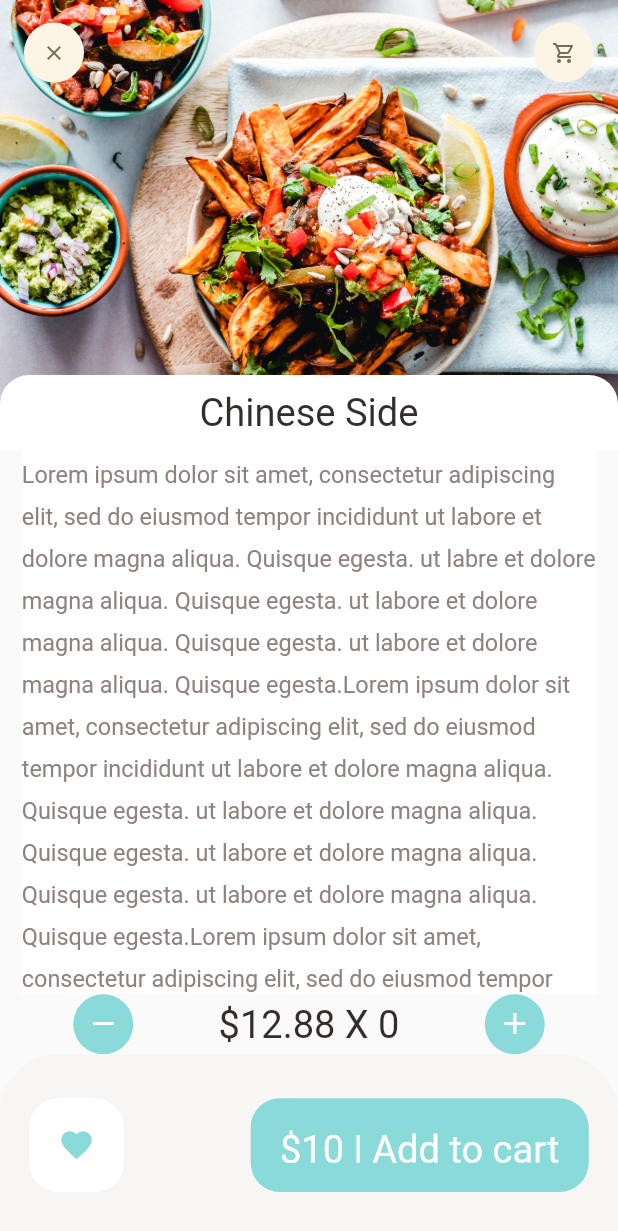
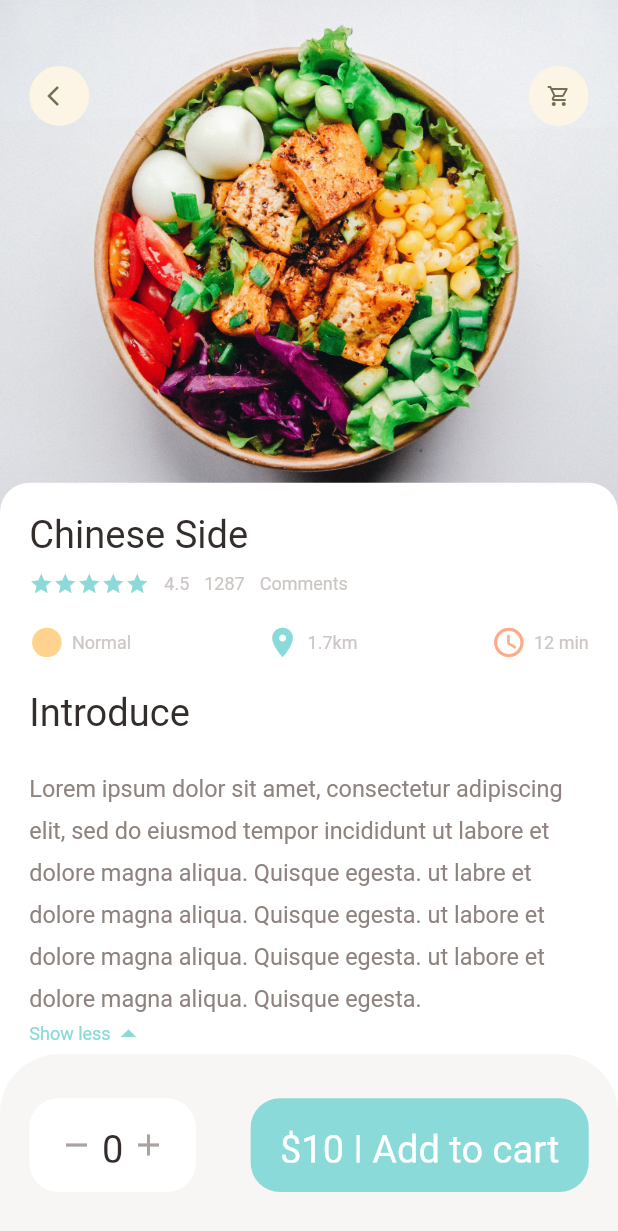
Before and after one commit to ahhmedsafwat/FoodDeliveryApp, a Flutter app: the screen it shows after launch, after a tap on "Show more", on a phone screen of 412 x 824 dp. Shown: the top 1231 px of the screen. Run offline on Flutter 3.47's test engine with Material 2 defaults, Android fonts, the phone set to English and light mode, and no system bars; our stand-ins replace dots_indicator, get; missing offline and left inert: dart:ffi.

Commit message:
create get method

```diff
--- /dev/null
+++ b/lib/core/api/helper/dependencies.dart
@@ -0,0 +1,15 @@
+import 'package:food_delivery_app/core/api/api_service.dart';
+import 'package:food_delivery_app/core/api/controllers/popular_product_controller.dart';
+import 'package:food_delivery_app/core/api/repository/popular_products_repo.dart';
+import 'package:get/get.dart';
+
+Future<void> init() async {
+  // api client
+  Get.lazyPut(() => ApiService(appBaseUrl: 'https://www.dbsetch.com'));
+
+  // repos
+  Get.lazyPut(() => PopularProductRepo(apiService: Get.find()));
+
+  // controllers
+  Get.lazyPut(() => PopularProductController(popularProductRepo: Get.find()));
+}
--- /dev/null
+++ b/lib/core/api/repository/main_repo.dart
@@ -0,0 +1,5 @@
+import 'package:get/get_connect/http/src/response/response.dart';
+
+abstract class MainRepo {
+  Future<Response> getPopularProductList();
+}
--- a/lib/features/FoodDetails/presentation/view/popular_food_details.dart
+++ b/lib/features/FoodDetails/presentation/view/popular_food_details.dart
@@ -1,6 +1,6 @@
 import 'package:flutter/material.dart';
-import 'package:food_delivery_app/features/FoodDetails/presentation/view/widgets/popular_bottom_navigation_bar.dart';
 import 'package:food_delivery_app/features/FoodDetails/presentation/view/widgets/popular_food_details_body.dart';
+import 'package:food_delivery_app/features/FoodDetails/presentation/view/widgets/popular_food_details_bottom_navigation_bar.dart';
 
 class PopularFoodDetails extends StatelessWidget {
   const PopularFoodDetails({super.key});
@@ -8,8 +8,9 @@ class PopularFoodDetails extends StatelessWidget {
   @override
   Widget build(BuildContext context) {
     return const Scaffold(
+      backgroundColor: Colors.white,
       body: PopularFoodDetailsBody(),
-      bottomNavigationBar: PopularBottomNavigationBar(),
+      bottomNavigationBar: PopularFoodDetailsBottomNavigationBar(),
     );
   }
 }
--- a/lib/features/FoodDetails/presentation/view/widgets/popular_bottom_navigation_bar.dart
+++ b/lib/features/FoodDetails/presentation/view/widgets/popular_bottom_navigation_bar.dart
@@ -4,10 +4,10 @@ import 'package:food_delivery_app/core/utils/dimension.dart';
 import 'package:food_delivery_app/core/widgets/big_text.dart';
 import 'package:food_delivery_app/features/FoodDetails/presentation/view/widgets/app_icon.dart';
 
-import 'food_details_bottom_navigation_bar.dart';
+import 'popular_food_details_bottom_navigation_bar.dart';
 
-class PopularBottomNavigationBar extends StatelessWidget {
-  const PopularBottomNavigationBar({
+class RecommendedBottomNavigationBar extends StatelessWidget {
+  const RecommendedBottomNavigationBar({
     super.key,
   });
 
--- a/lib/features/FoodDetails/presentation/view/widgets/popular_food_details_body.dart
+++ b/lib/features/FoodDetails/presentation/view/widgets/popular_food_details_body.dart
@@ -1,7 +1,10 @@
 import 'package:flutter/material.dart';
 import 'package:food_delivery_app/core/utils/dimension.dart';
-
-import 'cusotm_sliver_appbar.dart';
+import 'package:food_delivery_app/core/widgets/app_image.dart';
+import 'package:food_delivery_app/features/FoodDetails/presentation/view/widgets/app_icon.dart';
+import '../../../../../core/widgets/big_text.dart';
+import '../../../../../core/widgets/order_information.dart';
+import '../../../../home/presentation/view/widgets/rating.dart';
 import 'expendable_text.dart';
 
 class PopularFoodDetailsBody extends StatelessWidget {
@@ -9,22 +12,68 @@ class PopularFoodDetailsBody extends StatelessWidget {
 
   @override
   Widget build(BuildContext context) {
-    return CustomScrollView(
-      slivers: [
-        const CustomSliverAppBar(),
-        SliverToBoxAdapter(
+    return Stack(
+      children: [
+        Positioned(
+            left: 0,
+            right: 0,
+            child: AppImage(
+              img: 'assets/image/food3.jpg',
+              width: double.infinity,
+              height: Dimensions.foodDetailsImgSize,
+            )),
+        Positioned(
+          top: Dimensions.height45,
+          left: Dimensions.width20,
+          right: Dimensions.width20,
+          child: Row(
+            mainAxisAlignment: MainAxisAlignment.spaceBetween,
+            children: const [
+              AppIcons(
+                icon: Icons.arrow_back_ios,
+              ),
+              AppIcons(
+                icon: Icons.shopping_cart_outlined,
+              )
+            ],
+          ),
+        ),
+        Positioned(
+            left: 0,
+            right: 0,
+            top: Dimensions.foodDetailsImgSize - 20,
+            bottom: 0,
+            child: Container(
+              padding: EdgeInsets.only(
+                  left: Dimensions.width20,
+                  right: Dimensions.width20,
+                  top: Dimensions.height20),
+              decoration: BoxDecoration(
+                  borderRadius: BorderRadius.only(
+                      topRight: Radius.circular(Dimensions.radius20),
+                      topLeft: Radius.circular(Dimensions.radius20)),
+                  color: Colors.white),
               child: Column(
+                crossAxisAlignment: CrossAxisAlignment.start,
                 children: [
-            Container(
-              color: Colors.white,
-              margin: EdgeInsets.symmetric(horizontal: Dimensions.width15),
+                  const BigText(text: 'Chinese Side'),
+                  SizedBox(height: Dimensions.height10),
+                  const Rating(),
+                  SizedBox(height: Dimensions.height20),
+                  const OrderIformation(),
+                  SizedBox(height: Dimensions.height20),
+                  const BigText(text: 'Introduce'),
+                  SizedBox(height: Dimensions.height20),
+                  const Expanded(
+                    child: SingleChildScrollView(
                       child: ExpandableText(
                           text:
-                    'Lorem ipsum dolor sit amet, consectetur adipiscing elit, sed do eiusmod tempor incididunt ut labore et dolore magna aliqua. Quisque egesta. ut labore et dolore magna aliqua. Quisque egesta. ut labore et dolore magna aliqua. Quisque egesta. ut labore et dolore magna aliqua. Quisque egesta.Lorem ipsum dolor sit amet, consectetur adipiscing elit, sed do eiusmod tempor incididunt ut labore et dolore magna aliqua. Quisque egesta. ut labore et dolore magna aliqua. Quisque egesta. ut labore et dolore magna aliqua. Quisque egesta. ut labore et dolore magna aliqua. Quisque egesta.Lorem ipsum dolor sit amet, consectetur adipiscing elit, sed do eiusmod tempor incididunt ut labore et dolore magna aliqua. Quisque egesta. ut labore et dolore magna aliqua. Quisque egesta. ut labore et dolore magna aliqua. Quisque egesta. ut labore et dolore magna aliqua. Quisque egesta.Lorem ipsum dolor sit amet, consectetur adipiscing elit, sed do eiusmod tempor incididunt ut labore et dolore magna aliqua. Quisque egesta. ut labore et dolore magna aliqua. Quisque egesta. ut labore et dolore magna aliqua. Quisque egesta. ut labore et dolore magna aliqua. Quisque egesta.Lorem ipsum dolor sit amet, consectetur adipiscing elit, sed do eiusmod tempor incididunt ut labore et dolore magna aliqua. Quisque egesta. ut labore et dolore magna aliqua. Quisque egesta. ut labore et dolore magna aliqua. Quisque egesta. ut labore et dolore magna aliqua. Quisque egesta.',
+                              'Lorem ipsum dolor sit amet, consectetur adipiscing elit, sed do eiusmod tempor incididunt ut labore et dolore magna aliqua. Quisque egesta. ut labore et dolore magna aliqua. Quisque egesta. ut labore et dolore magna aliqua. Quisque egesta. ut labore et dolore magna aliqua. Quisque egesta.'),
                     ),
                   )
                 ],
-        ))
+              ),
+            )),
       ],
     );
   }
--- a/lib/features/FoodDetails/presentation/view/widgets/food_details_bottom_navigation_bar.dart
+++ b/lib/features/FoodDetails/presentation/view/widgets/popular_food_details_bottom_navigation_bar.dart
@@ -4,8 +4,8 @@ import '../../../../../core/utils/colors.dart';
 import '../../../../../core/utils/dimension.dart';
 import '../../../../../core/widgets/big_text.dart';
 
-class FoodDetailsBottomNavigationBar extends StatelessWidget {
-  const FoodDetailsBottomNavigationBar({
+class PopularFoodDetailsBottomNavigationBar extends StatelessWidget {
+  const PopularFoodDetailsBottomNavigationBar({
     super.key,
   });
 
--- a/lib/main.dart
+++ b/lib/main.dart
@@ -1,9 +1,12 @@
 import 'package:flutter/material.dart';
+import 'package:food_delivery_app/core/api/helper/dependencies.dart' as dep;
 import 'package:get/get.dart';
-import 'features/FoodDetails/presentation/view/food_details.dart';
 import 'features/FoodDetails/presentation/view/popular_food_details.dart';
+import 'features/FoodDetails/presentation/view/recommended_food_details.dart';
 
-void main(List<String> args) {
+void main(List<String> args) async {
+  WidgetsFlutterBinding.ensureInitialized();
+  await dep.init();
   runApp(const FoodDeliveryApp());
 }
 
```
Also changed, not shown: lib/core/api/api_service.dart (renamed from lib/core/utils/api_service.dart, +11 -0 lines), lib/core/api/controllers/popular_product_controller.dart (added, +23 -0 lines), lib/core/api/repository/popular_products_repo.dart (added, +15 -0 lines), lib/features/FoodDetails/presentation/view/food_details.dart (deleted, +0 -16 lines), lib/features/FoodDetails/presentation/view/recommended_food_details.dart (added, +15 -0 lines), lib/features/FoodDetails/presentation/view/widgets/food_details_body.dart (deleted, +0 -80 lines), lib/features/FoodDetails/presentation/view/widgets/recommended_food_details_body.dart (added, +31 -0 lines). Lines whose indentation alone changed are shown as unchanged.
